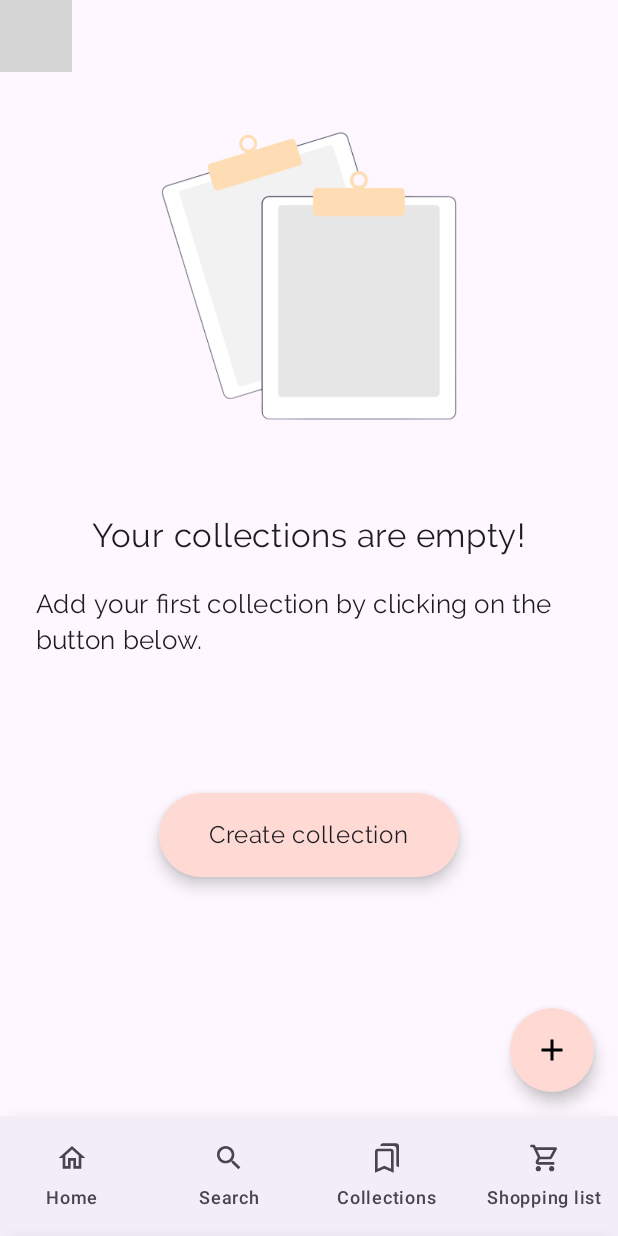
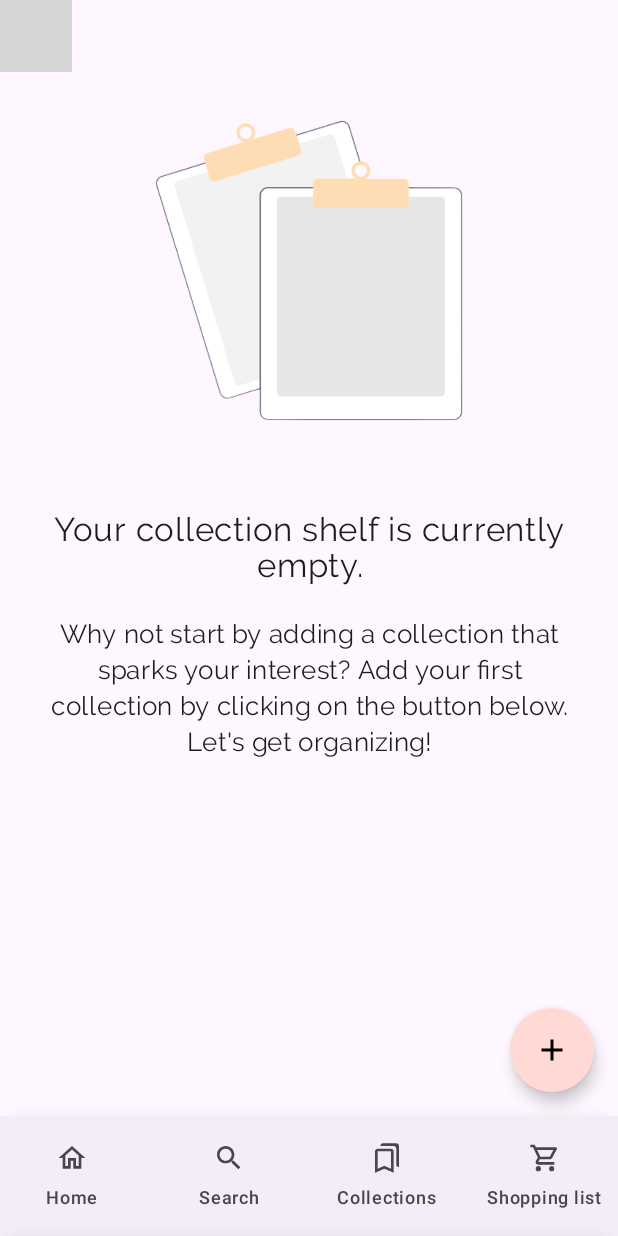
Before and after one commit to milkowska/MealBay, an Android app built with Jetpack Compose: the composable CollectionScreen shown on its own in the app's theme, on a phone screen of 412 x 824 dp. Run offline under Robolectric (Android 15) with nearby library versions, the phone set to English and light mode, and no system bars; our stand-ins replace Dagger/Hilt's generated code, Firebase (no records; nobody signed in at launch, a user with empty details on screens opened directly), livedata-compose; 4 statements that could not run were skipped; grey boxes are pictures that could not be loaded.

Commit message:
refactoring collection screen, removing redundant button

```diff
--- a/app/src/main/java/uk/ac/aber/dcs/cs39440/mealbay/ui/collection/CollectionScreen.kt
+++ b/app/src/main/java/uk/ac/aber/dcs/cs39440/mealbay/ui/collection/CollectionScreen.kt
@@ -47,11 +47,9 @@ import uk.ac.aber.dcs.cs39440.mealbay.ui.components.TopLevelScaffold
 import uk.ac.aber.dcs.cs39440.mealbay.ui.navigation.Screen
 import com.google.firebase.firestore.ktx.firestore
 import com.google.firebase.ktx.Firebase
-import kotlinx.coroutines.CoroutineScope
 import kotlinx.coroutines.tasks.await
 import uk.ac.aber.dcs.cs39440.mealbay.storage.COLLECTION_ID
 import uk.ac.aber.dcs.cs39440.mealbay.storage.COLLECTION_NAME
-import uk.ac.aber.dcs.cs39440.mealbay.storage.LAST_COLLECTION_NAME
 import uk.ac.aber.dcs.cs39440.mealbay.ui.theme.Railway
 
 @Composable
@@ -61,6 +59,10 @@ fun CollectionScreenTopLevel(
     CollectionScreen(navController, modifier = Modifier)
 }
 
+/**
+ * This screen is used to create or view existing private to the user collections. The user can press
+ * on any to see the contents. These are fetched from firebase.
+ */
 @OptIn(ExperimentalMaterialApi::class)
 @Composable
 fun CollectionScreen(
@@ -68,13 +70,18 @@ fun CollectionScreen(
     modifier: Modifier,
     dataViewModel: DataViewModel = hiltViewModel()
 ) {
+    // Getting user ID saved by view model
+    val userId = dataViewModel.getString(CURRENT_USER_ID)
+
+    // Observing if the user's collection is empty
     val isUserCollectionEmpty by dataViewModel.isUserCollectionEmpty.observeAsState(initial = true)
-    val userId = dataViewModel.getString(CURRENT_USER_ID)
-    val scaffoldState = rememberScaffoldState()
+
+    // Set up a modal bottom sheet state for adding a new collection
     val sheetState = rememberModalBottomSheetState(
         initialValue = ModalBottomSheetValue.Hidden,
         confirmStateChange = { it != ModalBottomSheetValue.HalfExpanded }
     )
+
     val coroutineScope = rememberCoroutineScope()
 
     LaunchedEffect(userId) {
@@ -83,6 +90,7 @@ fun CollectionScreen(
         }
     }
 
+    // Handle dismissing when the sheet is visible
     BackHandler(sheetState.isVisible) {
         coroutineScope.launch { sheetState.hide() }
     }
@@ -102,6 +110,7 @@ fun CollectionScreen(
                     .fillMaxSize()
             ) {
                 Box(modifier = Modifier.fillMaxSize()) {
+                    // Display the user's collections if they are not empty
                     if (!isUserCollectionEmpty) {
                         if (userId != null) {
                             DisplayCollections(
@@ -113,11 +122,11 @@ fun CollectionScreen(
                                     navController.navigate(Screen.ColDisplay.route)
                                 },
                                 dataViewModel = dataViewModel,
-
                             )
                         }
                     } else {
-                        EmptyCollectionScreen(coroutineScope, sheetState)
+                        //If private collections are empty then display an empty screen
+                        EmptyCollectionScreen()
                     }
 
                     FloatingActionButton(
@@ -146,15 +155,15 @@ fun CollectionScreen(
 @OptIn(ExperimentalMaterialApi::class)
 @Composable
 fun EmptyCollectionScreen(
-    coroutineScope: CoroutineScope,
-    sheetState: ModalBottomSheetState
 ) {
     val sheetState = rememberModalBottomSheetState(
         initialValue = ModalBottomSheetValue.Hidden,
         confirmStateChange = { it != ModalBottomSheetValue.HalfExpanded }
     )
+
     val coroutineScope = rememberCoroutineScope()
 
+    // Handle dismissing when the sheet is visible
     BackHandler(sheetState.isVisible) {
         coroutineScope.launch { sheetState.hide() }
     }
@@ -164,12 +173,11 @@ fun EmptyCollectionScreen(
         sheetContent = { BottomSheet() },
         modifier = Modifier.fillMaxSize(),
         sheetShape = RoundedCornerShape(topStart = 16.dp, topEnd = 16.dp),
-
-        ) {
+    ) {
         Column(
             modifier = Modifier
                 .fillMaxSize()
-                .padding(top = 24.dp)
+                .padding(top = 20.dp)
                 .padding(horizontal = 24.dp),
             horizontalAlignment = Alignment.CenterHorizontally
         ) {
@@ -180,60 +188,56 @@ fun EmptyCollectionScreen(
                 modifier = Modifier
                     .width(320.dp)
                     .height(320.dp)
-                    .padding(25.dp),
+                    .padding(20.dp),
             )
 
             Text(
                 text = stringResource(R.string.no_collections),
-                fontSize = 22.sp
+                fontSize = 22.sp,
+                textAlign = TextAlign.Center
             )
 
             Spacer(modifier = Modifier.height(20.dp))
 
             Text(
                 text = stringResource(R.string.click_to_create),
-                fontSize = 17.sp
+                fontSize = 17.sp,
+                textAlign = TextAlign.Center
             )
+
             Spacer(modifier = Modifier.height(80.dp))
-
-            FloatingActionButton(
-                backgroundColor = (Color(0xFFFFDAD4)),
-                onClick = {
-                    coroutineScope.launch {
-                        if (sheetState.isVisible) sheetState.hide()
-                        else sheetState.show()
-                    }
-                },
-                modifier = Modifier
-                    .padding(10.dp)
-                    .width(200.dp)
-            ) {
-                Text(text = stringResource(id = R.string.create_collection))
-            }
         }
     }
 }
 
 @Composable
 fun BottomSheet(dataViewModel: DataViewModel = hiltViewModel()) {
+
     val context = LocalContext.current
     var collectionName by rememberSaveable { mutableStateOf("") }
     var isErrorInTextField by remember {
         mutableStateOf(false)
     }
+
+    // Getting the current user ID
     val userID = dataViewModel.getString(CURRENT_USER_ID)
-    val maxCharsLonger = 34
+    // Maximum allowed characters for the collection name
+    val maxCharsLength = 34
+    // Minimum allowed characters for the collection name
+    val minCharsLength = 3
+
     Column(
         modifier = Modifier.padding(32.dp),
         horizontalAlignment = Alignment.CenterHorizontally,
         verticalArrangement = Arrangement.Center
+    ) {
 
-    ) {
         Text(
             text = stringResource(id = R.string.create_collection),
             fontSize = 23.sp,
             textAlign = TextAlign.Center
         )
+
         Spacer(modifier = Modifier.height(30.dp))
 
         TextField(
@@ -242,23 +246,23 @@ fun BottomSheet(dataViewModel: DataViewModel = hiltViewModel()) {
                 Text(text = stringResource(R.string.name_this_collection))
             },
             onValueChange = {
-                if (it.length <= maxCharsLonger) {
+                if (it.length <= maxCharsLength) {
                     collectionName = it
                     isErrorInTextField = collectionName.isEmpty()
                 }
             },
             colors = TextFieldDefaults.textFieldColors(
-                focusedIndicatorColor = Color(0xFF9C4234)),
+                focusedIndicatorColor = Color(0xFF9C4234)
+            ),
             modifier = Modifier.width(360.dp),
             singleLine = true,
             isError = isErrorInTextField,
             trailingIcon = {
                 Text(
-                    text = "${maxCharsLonger - collectionName.length}",
+                    text = "${maxCharsLength - collectionName.length}",
                     modifier = Modifier.padding(end = 8.dp)
                 )
             },
-
         )
 
         Spacer(modifier = Modifier.height(100.dp))
@@ -266,14 +270,15 @@ fun BottomSheet(dataViewModel: DataViewModel = hiltViewModel()) {
         FilledTonalButton(
             enabled = collectionName.isNotEmpty(),
             onClick = {
-                if (collectionName.trim() == "") {
-                    Toast.makeText(context, "Invalid input", Toast.LENGTH_LONG).show()
+                if (collectionName.trim().length < minCharsLength) {
+                    Toast.makeText(context, "The collection name is too short.", Toast.LENGTH_LONG)
+                        .show()
                     isErrorInTextField = true
                 } else {
                     if (userID != null) {
                         savePrivateCollection(userID, collectionName)
                     }
-                    dataViewModel.saveString(collectionName, LAST_COLLECTION_NAME)
+                    // Clearing collection name after saving it to database
                     collectionName = ""
                 }
             }, modifier = Modifier
@@ -285,14 +290,20 @@ fun BottomSheet(dataViewModel: DataViewModel = hiltViewModel()) {
     }
 }
 
+/**
+ *  This function saves a new private collection to Firebase Firestore.
+ */
 fun savePrivateCollection(userId: String, name: String) {
+    // Get an instance of the Firestore database.
     val db = FirebaseFirestore.getInstance()
-    val collectionData = hashMapOf("name" to name)
+    // Create a HashMap with the collection name.
+    val collectionName = hashMapOf("name" to name)
 
+    // Add the new collection to the Firestore database where path is users->userId->collections->collectionName.
     db.collection("users")
         .document(userId)
         .collection("collections")
-        .add(collectionData)
+        .add(collectionName)
         .addOnSuccessListener { documentReference ->
             Log.d(
                 "savePrivateCollection",
@@ -300,12 +311,17 @@ fun savePrivateCollection(userId: String, name: String) {
             )
         }
         .addOnFailureListener { e ->
-            Log.w("savePrivateCollection", "Error adding document", e)
+            Log.w("savePrivateCollection", "Error adding a document.", e)
         }
 }
 
+/**
+ *  This function deletes a private collection given the current user id and a collection ID.
+ */
 fun deleteCollection(userId: String, collectionId: String) {
     val db = FirebaseFirestore.getInstance()
+
+    // Deletes a collection in the database
     db.collection("users")
         .document(userId)
         .collection("collections")
@@ -319,6 +335,10 @@ fun deleteCollection(userId: String, collectionId: String) {
         }
 }
 
+/**
+ * This function is displaying the available collections if they exists, the size and name of them. New collection can
+ * still be created here
+ */
 @OptIn(ExperimentalMaterialApi::class)
 @Composable
 fun DisplayCollections(
@@ -331,11 +351,15 @@ fun DisplayCollections(
     val isLoading = remember { mutableStateOf(true) }
     val openAlertDialog = remember { mutableStateOf(false) }
     val selectedCollectionId = remember { mutableStateOf("") }
+
     val coroutineScope = rememberCoroutineScope()
     val sheetState = rememberModalBottomSheetState(
         initialValue = ModalBottomSheetValue.Hidden,
-        confirmStateChange = { it != ModalBottomSheetValue.HalfExpanded })
+        confirmStateChange = {
+            it != ModalBottomSheetValue.HalfExpanded
+        })
 
+    // Fetching collections from firebase first
     LaunchedEffect(userId) {
         val db = FirebaseFirestore.getInstance()
         db.collection("users")
@@ -360,6 +384,8 @@ fun DisplayCollections(
                 }
             }
     }
+
+    // Adding a Circular Progress Indicator if the data is still loading/fetching
     if (isLoading.value) {
         Box(modifier = Modifier.fillMaxSize(), contentAlignment = Alignment.Center) {
             CircularProgressIndicator(color = Color(0xFF9C4234))
@@ -368,6 +394,7 @@ fun DisplayCollections(
         Box(modifier = Modifier.fillMaxSize()) {
             LazyColumn {
                 items(collections.value) { (documentSnapshot, collectionSize) ->
+
                     val collectionName = documentSnapshot.getString("name") ?: "Unnamed"
 
                     Row(
@@ -398,11 +425,11 @@ fun DisplayCollections(
                             Icon(Icons.Default.Close, contentDescription = "Delete Collection")
                         }
 
-
                     }
                     Divider()
                 }
             }
+
             FloatingActionButton(
                 backgroundColor = (Color(0xFFFFDAD4)),
                 onClick = {
@@ -467,6 +494,9 @@ fun DisplayCollections(
     }
 }
 
+/**
+ * This function retrieves the size of the collection (in recipes)
+ */
 suspend fun getCollectionSize(userId: String, collectionId: String): Int {
     val firestore = Firebase.firestore
     val userCollectionsRef = firestore
--- a/app/src/main/res/values/strings.xml
+++ b/app/src/main/res/values/strings.xml
@@ -44,8 +44,8 @@
     <string name="list_picture">List picture</string>
     <string name="discover">Discover categories</string>
     <string name="breakfast">Breakfast</string>
-    <string name="no_collections">Your collections are empty!</string>
-    <string name="click_to_create">Add your first collection by clicking on the button below.</string>
+    <string name="no_collections">Your collection shelf is currently empty.</string>
+    <string name="click_to_create">Why not start by adding a collection that sparks your interest? Add your first collection by clicking on the button below. Let\'s get organizing!</string>
     <string name="create_new_recipe">Create new recipe</string>
     <string name="back">Back</string>
     <string name="people_cooking">People cooking image</string>
```
